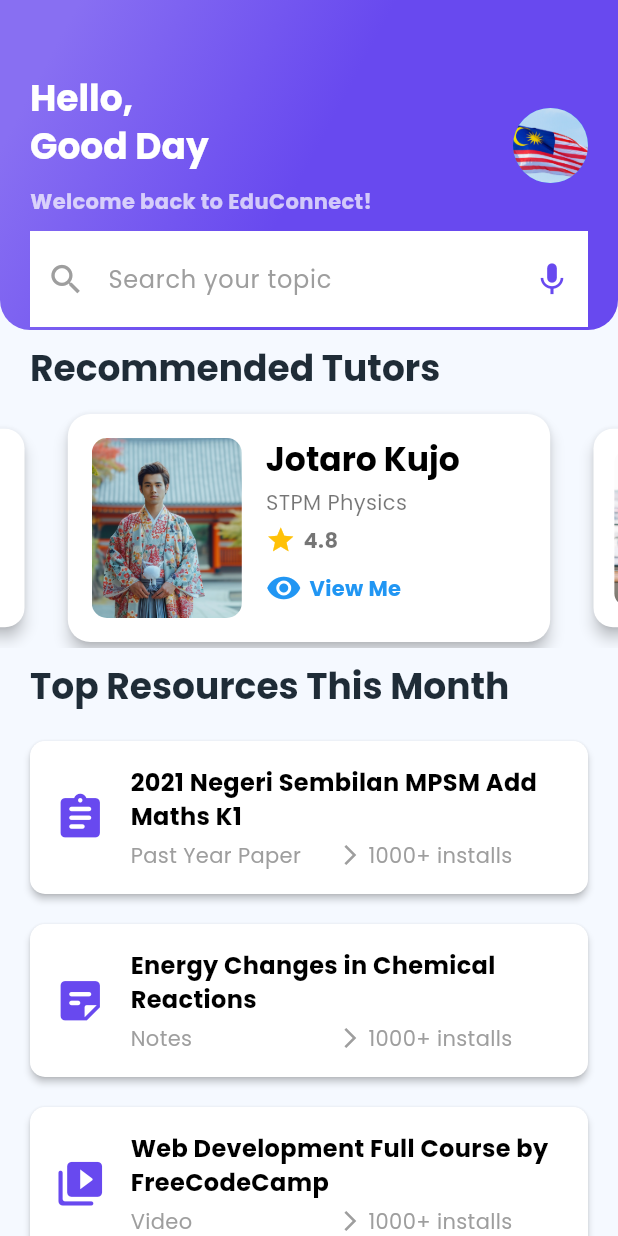
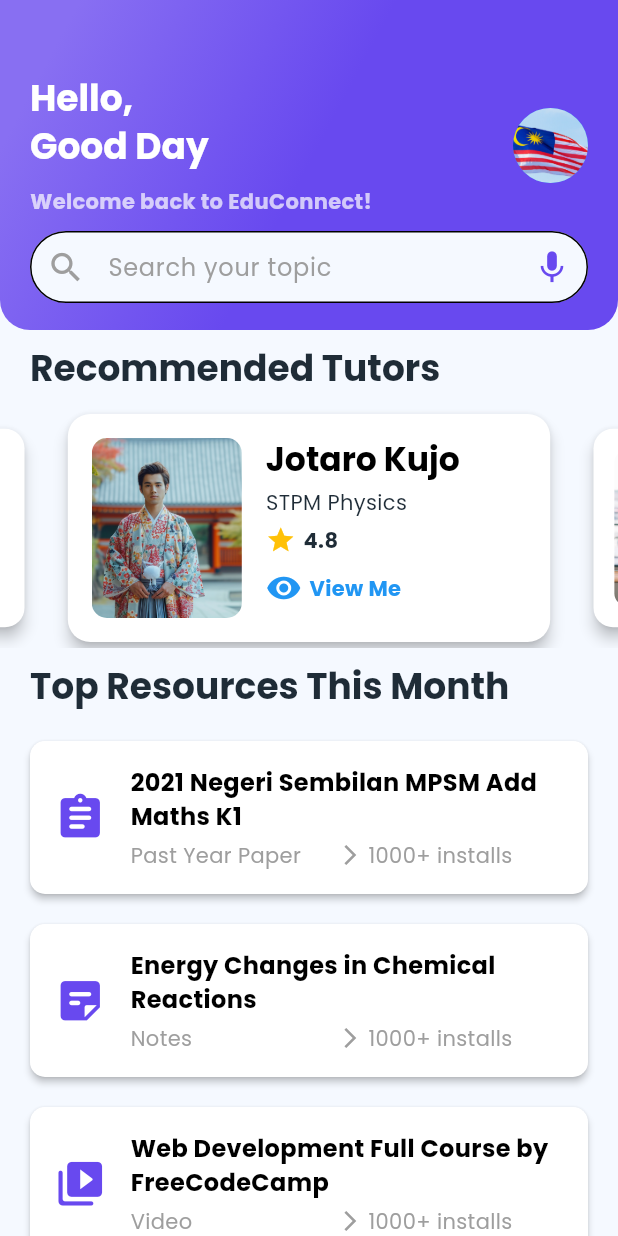
Before and after one commit to zw-weng/EduConnect-Xcode, a Flutter app: the HomeScreen screen opened directly, on a phone screen of 412 x 824 dp. Run offline on Flutter 3.47's test engine with Material 3 defaults, Android fonts, the phone set to English and light mode, and no system bars; drawn by our look-alikes of carousel_slider; our stand-ins replace dio, firebase_core, google_nav_bar, table_calendar, youtube_player_flutter; missing offline and left inert: external_path, flutter_file_dialog, pdfx, youtube_explode_dart; accounts and stored records are empty.

Commit message:
fix overflow error

```diff
--- a/lib/widgets/next_button.dart
+++ b/lib/widgets/next_button.dart
@@ -12,7 +12,7 @@ class NextButton extends StatelessWidget {
       onPressed: onPressed,
       style: ElevatedButton.styleFrom(
         shape: const CircleBorder(),
-        padding: const EdgeInsets.all(18.0),
+        padding: const EdgeInsets.all(16.0),
         backgroundColor: kPrimaryColor,
       ),
       child: const Icon(Icons.arrow_forward, color: Colors.white),
--- a/lib/widgets/search_field.dart
+++ b/lib/widgets/search_field.dart
@@ -7,27 +7,28 @@ class SearchField extends StatelessWidget {
   @override
   Widget build(BuildContext context) {
     return TextFormField(
-      decoration: const InputDecoration(
-        prefixIcon: Icon(
+      decoration: InputDecoration(
+        prefixIcon: const Icon(
           Icons.search,
           color: Colors.grey,
           size: 26,
         ),
-        suffixIcon: Icon(
+        suffixIcon: const Icon(
           Icons.mic,
           color: kPrimaryColor,
           size: 26,
         ),
+        // helperText: "Search your topic",
         floatingLabelBehavior: FloatingLabelBehavior.never,
         labelText: "Search your topic",
-        labelStyle: TextStyle(color: Colors.grey),
+        labelStyle: const TextStyle(color: Colors.grey),
         filled: true,
-        fillColor: Colors.white,
-        border: InputBorder.none, // No border
-        enabledBorder: InputBorder.none, // No border when enabled
-        focusedBorder: InputBorder.none, // No border when focused
+        fillColor: kBackColor,
+        border: OutlineInputBorder(
+          borderRadius: BorderRadius.circular(40),
+          borderSide: const BorderSide(color: Colors.grey),
+        ),
         isDense: true,
-        contentPadding: EdgeInsets.symmetric(vertical: 12, horizontal: 16), // Adjust padding as needed
       ),
     );
   }
--- a/lib/widgets/tuition_card.dart
+++ b/lib/widgets/tuition_card.dart
@@ -1,3 +1,4 @@
+import 'package:educonnect/constants/colors.dart';
 import 'package:flutter/material.dart';
 import '../models/tutor.dart';
 
@@ -52,7 +53,7 @@ class TuitionCard extends StatelessWidget {
                       tutor.course,
                       style: const TextStyle(
                         fontSize: 14,
-                        color: Colors.black54,
+                        color: kTextColor,
                       ),
                     ),
                     const SizedBox(height: 5),
@@ -65,7 +66,7 @@ class TuitionCard extends StatelessWidget {
                           tutor.rating.toString(),
                           style: const TextStyle(
                             fontWeight: FontWeight.bold,
-                            color: Colors.black54,
+                            color: kTextColor,
                           ),
                         ),
                       ],
--- a/lib/widgets/tutor_card.dart
+++ b/lib/widgets/tutor_card.dart
@@ -1,3 +1,4 @@
+import 'package:educonnect/constants/colors.dart';
 import 'package:educonnect/screens/tutor_detail_screen.dart';
 import 'package:flutter/material.dart';
 import 'package:educonnect/models/tutor.dart';
@@ -60,7 +61,7 @@ class TutorCard extends StatelessWidget {
                         tutor.course,
                         style: const TextStyle(
                           fontSize: 14,
-                          color: Colors.black54,
+                          color: kTextColor,
                         ),
                       ),
                       const SizedBox(height: 5),
@@ -73,7 +74,7 @@ class TutorCard extends StatelessWidget {
                             tutor.rating.toString(),
                             style: const TextStyle(
                               fontWeight: FontWeight.bold,
-                              color: Colors.black54,
+                              color: kTextColor,
                             ),
                           ),
                         ],
```
